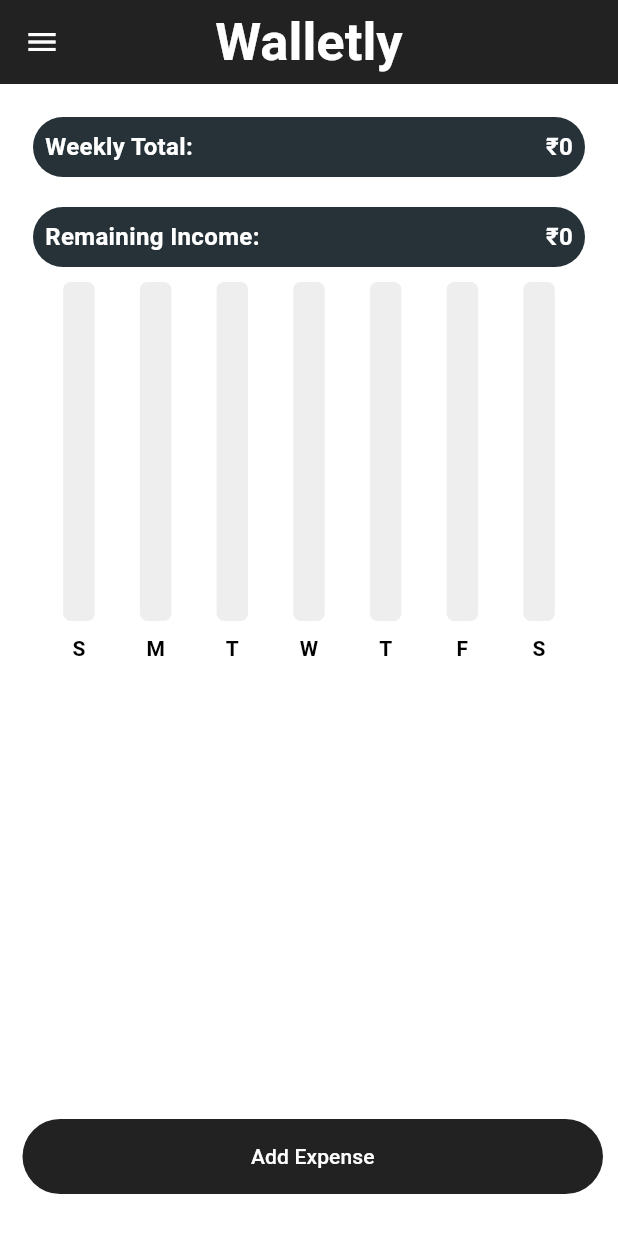
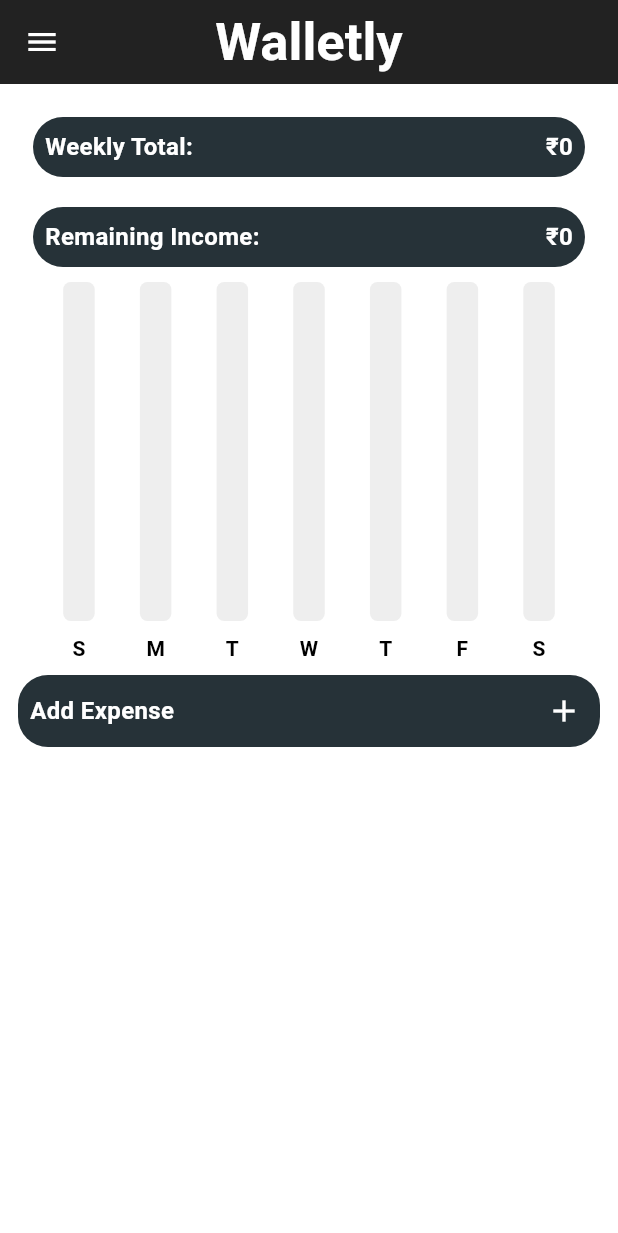
Before and after one commit to its-dhaya/Flutter_ExpenseTracker, a Flutter app: the screen it shows after launch, on a phone screen of 412 x 824 dp. Shown: the top 1233 px of the screen. Run offline on Flutter 3.47's test engine with Material 3 defaults, Android fonts, the phone set to English and light mode, and no system bars; drawn by our look-alikes of fl_chart; our stand-ins replace flutter_screenutil, flutter_slidable, hive, hive_flutter; accounts and stored records are empty.

Commit message:
fourth commit

```diff
--- a/lib/data/expensedata.dart
+++ b/lib/data/expensedata.dart
@@ -121,7 +121,7 @@ class ExpenseData extends ChangeNotifier {
 
 void deductIncome(String amount) {
   double currentIncome = calculateIncomeTotal();
-    double deductedAmount = double.parse(amount);
+  double deductedAmount = double.tryParse(amount) ?? 0; // Add error handling
   double newIncome = currentIncome - deductedAmount;
 
   overallExpensList.removeWhere((expense) => expense.name == 'Income');
@@ -130,5 +130,7 @@ class ExpenseData extends ChangeNotifier {
     amount: newIncome.toString(),
     dateTime: DateTime.now(),
   ));
+
+  notifyListeners(); // Notify listeners after updating the expense list
 }
 }
--- a/lib/pages/homepage.dart
+++ b/lib/pages/homepage.dart
@@ -52,9 +52,7 @@ class _HomePageState extends State<HomePage> {
           child: ListView(
             padding: EdgeInsets.zero,
             children: [
-              SizedBox(
-                height: 188,
-                child: DrawerHeader(
+              DrawerHeader(
                 child: Column(
                   crossAxisAlignment: CrossAxisAlignment.start,
                   children: [
@@ -70,57 +68,67 @@ class _HomePageState extends State<HomePage> {
                     Row(
                       mainAxisAlignment: MainAxisAlignment.spaceBetween,
                       children: [
-                          Text('AMOUNT: ₹$incomeAmount', style: TextStyle(fontWeight: FontWeight.bold,color: Colors.white)),
+                        Text('AMOUNT: ₹$incomeAmount', style: TextStyle(fontWeight: FontWeight.bold, color: Colors.white)),
                         IconButton(
                           icon: Icon(Icons.edit),
                           color: Colors.white,
                           onPressed: () => editIncome(context),
                         ),
                       ],
-
                     ),
-
                   ],
                 ),
                 decoration: BoxDecoration(
                   color: Colors.black87,
                 ),
               ),
-              ),
             ],
           ),
         ),
-        resizeToAvoidBottomInset: false,
         backgroundColor: Colors.white,
         body: Column(
-          children: [
-            SizedBox(
-              height: 690,
-              child: SingleChildScrollView(
-                child: Column(
+          crossAxisAlignment: CrossAxisAlignment.stretch,
           children: [
             Container(
-                      margin: EdgeInsets.all(0),
-                      padding: EdgeInsets.all(12),
+              margin: EdgeInsets.all(12),
               decoration: BoxDecoration(
                 color: Colors.white,
-                        borderRadius: BorderRadius.circular(0),
+                borderRadius: BorderRadius.circular(10),
               ),
               child: ExpenseSummary(
                 startofWeek: value.startofWeekData(),
                 incomeAmount: incomeAmount,
               ),
             ),
-                    Container(
-                      margin: EdgeInsets.all(0),
-                      padding: EdgeInsets.all(6),
-                      decoration: BoxDecoration(
+            Padding(
+              padding: const EdgeInsets.symmetric(horizontal: 12),
+              child: Container(
+                decoration: BoxDecoration(color: Colors.blueGrey.shade900,borderRadius: BorderRadius.circular(20)),
+                child: Row(
+                  mainAxisAlignment: MainAxisAlignment.spaceBetween,
+                  children: [
+                    Padding(
+                      padding: const EdgeInsets.all(8.0),
+                      child: Text(
+                        'Add Expense',
+                        style: TextStyle(
+                          fontSize: 16,
+                          fontWeight: FontWeight.bold,
+                          color: Colors.white
+                        ),
+                      ),
+                    ),
+                    IconButton(
+                      onPressed: addNewExpense,
+                      icon: Icon(Icons.add),
                       color: Colors.white,
-                        borderRadius: BorderRadius.circular(0),
                     ),
+                  ],
+                ),
+              ),
+            ),
+            Expanded(
               child: ListView.builder(
-                        shrinkWrap: true,
-                        physics: NeverScrollableScrollPhysics(),
                 itemCount: value.getallExpenseList().length,
                 itemBuilder: (context, index) {
                   final expense = value.getallExpenseList()[index];
@@ -141,36 +149,6 @@ class _HomePageState extends State<HomePage> {
           ],
         ),
       ),
-            ),
-            Container(
-              color: Colors.white,
-              child: Row(
-                mainAxisAlignment: MainAxisAlignment.spaceEvenly,
-                children: [
-                  Expanded(
-                    child: Container(
-                      margin: EdgeInsets.only(right: 10, left: 10),
-                      padding: EdgeInsets.only(left: 5),
-                      child: MaterialButton(
-                        onPressed: addNewExpense,
-                        color: Colors.black87,
-                        textColor: Colors.white,
-                        elevation: 0,
-                        shape: RoundedRectangleBorder(
-                          borderRadius: BorderRadius.circular(30),
-                        ),
-                        minWidth: 10,
-                        height: 50,
-                        child: Text('Add Expense'),
-                      ),
-                    ),
-                  ),
-                ],
-              ),
-            ),
-          ],
-        ),
-      ),
     );
   }
 
@@ -183,13 +161,13 @@ class _HomePageState extends State<HomePage> {
           mainAxisSize: MainAxisSize.min,
           children: [
             TextField(
-              decoration: const InputDecoration(hintText: 'Expense name'),
+              decoration: InputDecoration(hintText: 'Expense name'),
               controller: newExpenseNameController,
             ),
             TextField(
               controller: newExpenseAmountController,
               keyboardType: TextInputType.number,
-              decoration: const InputDecoration(
+              decoration: InputDecoration(
                 hintText: 'Amount',
               ),
             ),
@@ -198,11 +176,11 @@ class _HomePageState extends State<HomePage> {
         actions: [
           MaterialButton(
             onPressed: cancel,
-            child: const Text('Cancel'),
+            child: Text('Cancel'),
           ),
           MaterialButton(
             onPressed: save,
-            child: const Text('Save'),
+            child: Text('Save'),
           )
         ],
       ),
```
Also changed, not shown: lib/components/expensesummary.dart (+34 -16 lines). Lines whose indentation alone changed are shown as unchanged.
